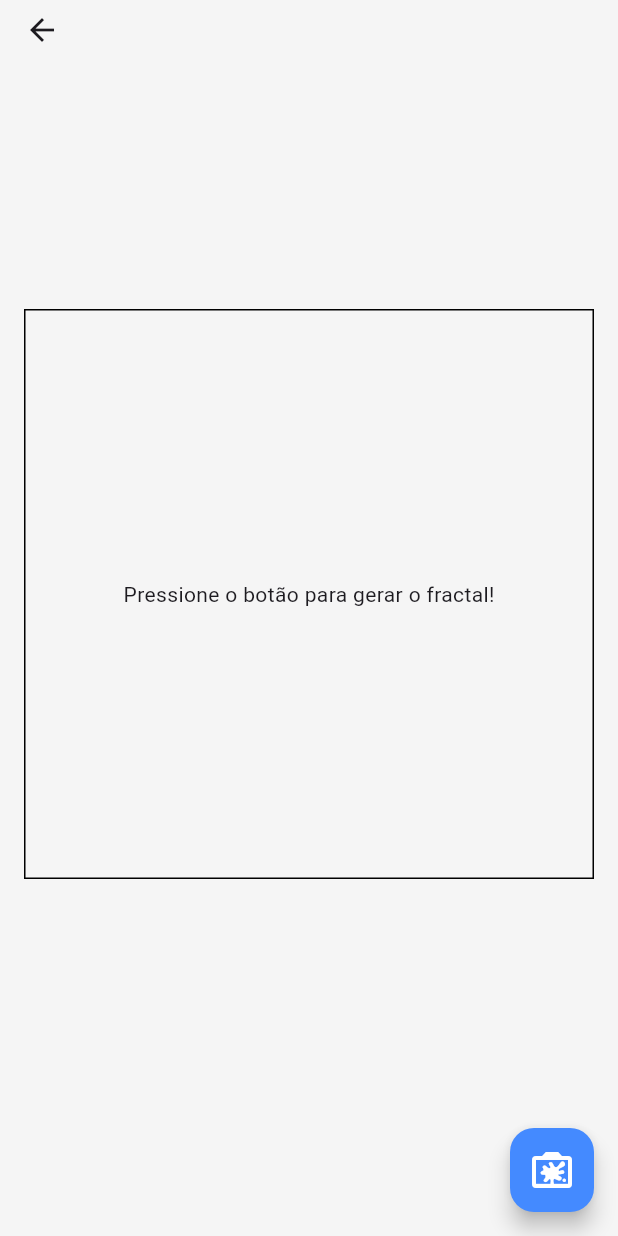
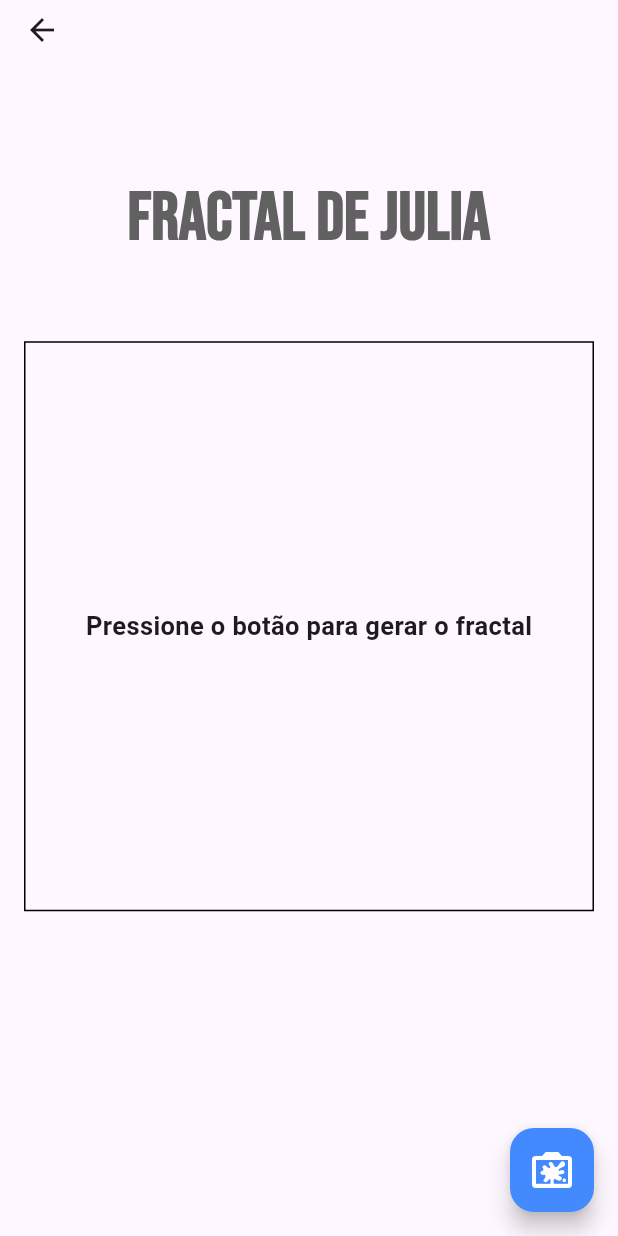
Before and after one commit to pbgollo/flutter-todo-app, a Flutter app: the FractalPage screen opened directly with empty values, on a phone screen of 412 x 824 dp. Run offline on Flutter 3.47's test engine with Material 3 defaults, Android fonts, the light colour scheme and no system bars; our stand-ins replace audioplayers, firebase_auth, firebase_core, geocoding, geolocator, google_fonts and 6 more; accounts and stored records are empty.

Commit message:
Ajuste na geração do fractal

```diff
--- a/lib/control/fractal_controller.dart
+++ b/lib/control/fractal_controller.dart
@@ -8,7 +8,6 @@ import 'package:image/image.dart' as img;
 
 class FractalController with ChangeNotifier {
   ui.Image? fractalImage;
-  int iterations = 0;
   Duration elapsedTime = Duration.zero;
 
   final Random random = Random();
@@ -35,7 +34,6 @@ class FractalController with ChangeNotifier {
     final codec = await ui.instantiateImageCodec(result.imageData);
     final frame = await codec.getNextFrame();
     fractalImage = frame.image;
-    iterations = result.iterations;
 
     notifyListeners();
   }
@@ -69,7 +67,6 @@ class FractalController with ChangeNotifier {
 
       final img.Image image = img.Image(width, height);
       const int maxIter = 255;
-      int iterations = 0;
 
       final Stopwatch stopwatch = Stopwatch()..start();
 
@@ -83,7 +80,6 @@ class FractalController with ChangeNotifier {
             zy = 2.0 * zx * zy + cy;
             zx = tmp;
             i--;
-            iterations++;
           }
 
           int color = (255 * (i / maxIter)).toInt();
@@ -94,15 +90,14 @@ class FractalController with ChangeNotifier {
       Uint8List imageData = Uint8List.fromList(img.encodePng(image));
       final Duration elapsedTime = stopwatch.elapsed;
 
-      replyPort.send(FractalResult(iterations, imageData, elapsedTime));
+      replyPort.send(FractalResult(imageData, elapsedTime));
     });
   }
 }
 
 class FractalResult {
-  final int iterations;
   final Uint8List imageData;
   final Duration elapsedTime;
 
-  FractalResult(this.iterations, this.imageData, this.elapsedTime);
+  FractalResult(this.imageData, this.elapsedTime);
 }
--- a/lib/view/fractal_gui.dart
+++ b/lib/view/fractal_gui.dart
@@ -1,6 +1,9 @@
+// ignore_for_file: library_private_types_in_public_api
+
 import 'dart:typed_data';
 import 'dart:ui' as ui;
 import 'package:flutter/material.dart';
+import 'package:google_fonts/google_fonts.dart';
 import 'package:trabalho_1/control/fractal_controller.dart';
 import 'package:trabalho_1/model/usuario.dart';
 import 'package:page_transition/page_transition.dart';
@@ -9,7 +12,7 @@ import 'package:trabalho_1/view/principal_gui.dart';
 class FractalPage extends StatefulWidget {
   final Usuario usuario;
 
-  const FractalPage({Key? key, required this.usuario}) : super(key: key);
+  const FractalPage({super.key, required this.usuario});
 
   @override
   _FractalPageState createState() => _FractalPageState();
@@ -18,26 +21,22 @@ class FractalPage extends StatefulWidget {
 class _FractalPageState extends State<FractalPage> {
   final FractalController _controller = FractalController();
   Uint8List? _imageBytes;
-  String _iterationsText = '';
   String _elapsedTimeText = '';
 
   @override
   void initState() {
     super.initState();
-    // Adiciona um listener para o FractalController
     _controller.addListener(_onControllerChange);
   }
 
   @override
   void dispose() {
-    _controller.dispose(); // Limpa o listener do FractalController
+    _controller.dispose();
     super.dispose();
   }
 
   void _onControllerChange() {
-    // Atualiza o estado do widget quando o FractalController mudar
     setState(() {
-      _iterationsText = 'Número de iterações: ${_controller.iterations}';
       _elapsedTimeText = 'Tempo decorrido: ${_controller.elapsedTime.inMilliseconds} ms';
     });
   }
@@ -45,12 +44,12 @@ class _FractalPageState extends State<FractalPage> {
   @override
   Widget build(BuildContext context) {
     return Scaffold(
-      backgroundColor: Colors.grey[100], // Cor de fundo do Scaffold
+      backgroundColor: Colors.grey[250],
       appBar: PreferredSize(
         preferredSize: const Size.fromHeight(30.0),
         child: AppBar(
-          backgroundColor: Colors.transparent, // Cor transparente para a barra de navegação
-          elevation: 0, // Sem sombra
+          backgroundColor: Colors.transparent,
+          elevation: 0,
           leading: IconButton(
             icon: const Icon(Icons.arrow_back),
             onPressed: () {
@@ -71,24 +70,43 @@ class _FractalPageState extends State<FractalPage> {
         child: Column(
           mainAxisAlignment: MainAxisAlignment.center,
           children: [
+            Text("Fractal de Julia",
+              style: GoogleFonts.bebasNeue(
+                fontSize: 45,
+                fontWeight: FontWeight.bold,
+                color: Colors.grey[700],
+              ),
+            ),
+            const SizedBox(height: 50),
             Container(
-              width: 380, // Largura do contêiner
-              height: 380, // Altura do contêiner
+              width: 380,
+              height: 380,
               decoration: BoxDecoration(
                 border: Border.all(
-                  color: const Color.fromARGB(255, 0, 0, 0), // Cor da borda
-                  width: 1.0, // Largura da borda
+                  color: const Color.fromARGB(255, 0, 0, 0),
+                  width: 1.0,
                 ),
               ),
               child: Center(
                 child: _imageBytes == null
-                    ? const Text('Pressione o botão para gerar o fractal!')
+                    ? const Text('Pressione o botão para gerar o fractal',
+                        style: TextStyle(
+                        fontSize: 17.0,
+                        fontWeight: FontWeight.bold,
+                      ),
+                    )
                     : Image.memory(_imageBytes!),
               ),
             ),
-            const SizedBox(height: 20),
-            Text(_iterationsText),
-            Text(_elapsedTimeText),
+            const SizedBox(height: 15),
+            Text(
+              _elapsedTimeText,
+              style: const TextStyle(
+                fontSize: 16.0,
+                fontWeight: FontWeight.bold,
+              ),
+            ),
+            const SizedBox(height: 95),
           ],
         ),
       ),
--- a/lib/view/principal_gui.dart
+++ b/lib/view/principal_gui.dart
@@ -109,7 +109,8 @@ class _PrincipalPageState extends State<PrincipalPage> {
             Row(
               children: [
                 IconButton(
-                  icon: const Icon(Icons.hub_rounded),
+                  icon: const Icon(Icons.dirty_lens),
+                  iconSize: 26,
                   color: Colors.black,
                   onPressed: () {
                     Navigator.pushReplacement(
@@ -124,8 +125,8 @@ class _PrincipalPageState extends State<PrincipalPage> {
                   },
                 ),
                 const SizedBox(
-                  height: 12,
-                  width: 12,
+                  height: 11,
+                  width: 11,
                 ),
                 // Ícone do perfil do usuário
                 GestureDetector(
```
